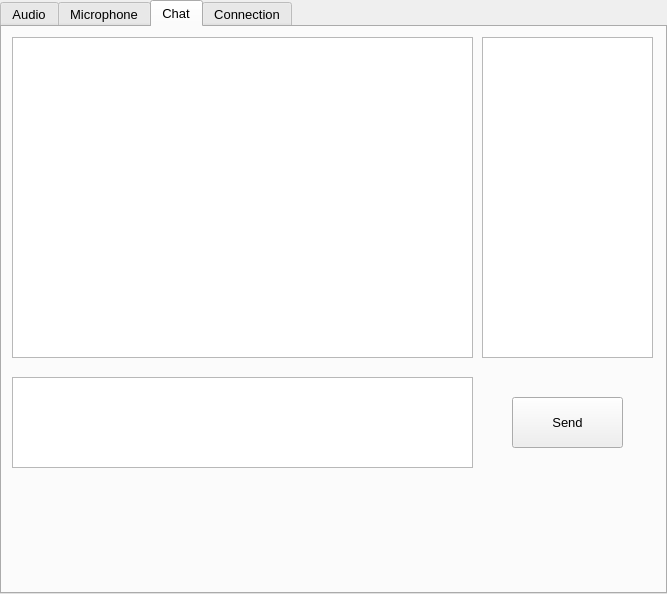
Above: src/application/appwindow.ui from mvan/4985Final before the change. Below: the same form after it.
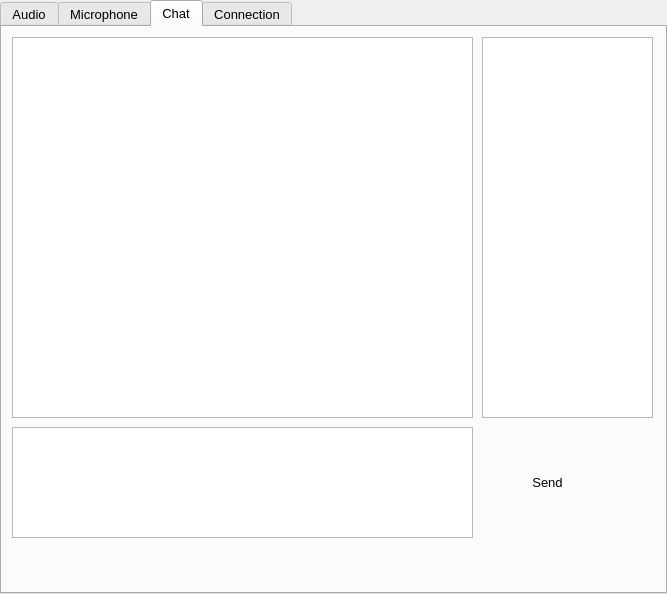
That is the form after the change. The open tabs and pages were chosen to show the change. Icons and pictures are not drawn. Custom widgets are drawn as their Qt base class.

```diff
--- a/src/application/appwindow.ui
+++ b/src/application/appwindow.ui
@@ -703,7 +703,7 @@
       <x>10</x>
       <y>10</y>
       <width>461</width>
-      <height>321</height>
+      <height>381</height>
      </rect>
     </property>
    </widget>
@@ -713,17 +713,17 @@
       <x>480</x>
       <y>10</y>
       <width>171</width>
-      <height>321</height>
+      <height>381</height>
      </rect>
     </property>
    </widget>
    <widget class="QPushButton" name="sendButton">
     <property name="geometry">
      <rect>
-      <x>510</x>
-      <y>370</y>
+      <x>490</x>
+      <y>400</y>
       <width>111</width>
-      <height>51</height>
+      <height>111</height>
      </rect>
     </property>
     <property name="font">
@@ -735,14 +735,17 @@
     <property name="text">
      <string>Send</string>
     </property>
+    <property name="flat">
+     <bool>true</bool>
+    </property>
    </widget>
    <widget class="QTextEdit" name="message">
     <property name="geometry">
      <rect>
       <x>10</x>
-      <y>350</y>
+      <y>400</y>
       <width>461</width>
-      <height>91</height>
+      <height>111</height>
      </rect>
     </property>
    </widget>
```
